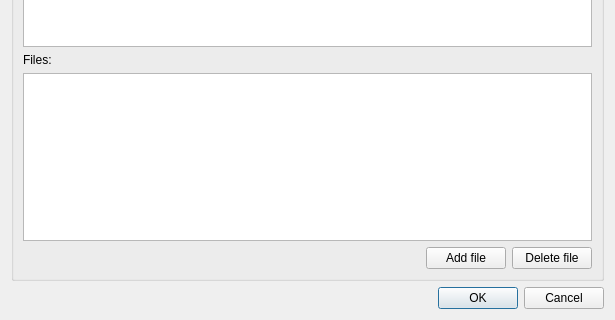
The window that core/ui/shared/visit_event.ui (Giswater/giswater_qgis_plugin) describes before a commit, drawn with Qt 5; both pictures show x 0 to 615 and y 188 to 508 of the 615 by 508 pixel window.
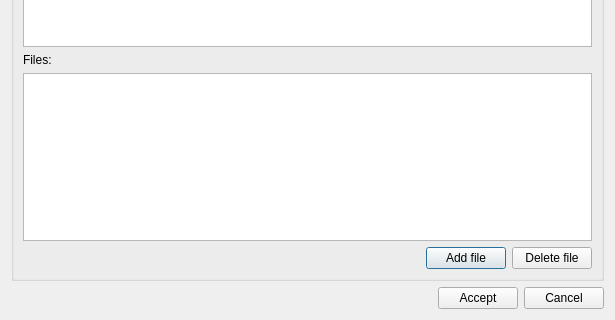
The same window after the commit.

Commit message: feat(visit_event): add lyt_buttons to visit_event.ui add accept, cancel, and btn_help logic in case of dlg.exec_()

```diff
--- a/core/ui/shared/visit_event.ui
+++ b/core/ui/shared/visit_event.ui
@@ -246,7 +246,7 @@
        </layout>
       </item>
       <item>
-       <layout class="QGridLayout" name="lyt_buttons">
+       <layout class="QGridLayout" name="lyt_buttons_file">
         <item row="0" column="0">
          <spacer name="horizontalSpacer">
           <property name="orientation">
@@ -280,11 +280,35 @@
     </widget>
    </item>
    <item row="1" column="0">
-    <widget class="QDialogButtonBox" name="buttonBox">
-     <property name="standardButtons">
-      <set>QDialogButtonBox::Cancel|QDialogButtonBox::Ok</set>
-     </property>
-    </widget>
+    <layout class="QGridLayout" name="lyt_buttons">
+     <item row="0" column="1">
+      <widget class="QPushButton" name="btn_accept">
+       <property name="text">
+        <string>Accept</string>
+       </property>
+      </widget>
+     </item>
+     <item row="0" column="2">
+      <widget class="QPushButton" name="btn_cancel">
+       <property name="text">
+        <string>Cancel</string>
+       </property>
+      </widget>
+     </item>
+     <item row="0" column="0">
+      <spacer name="horizontalSpacer_2">
+       <property name="orientation">
+        <enum>Qt::Horizontal</enum>
+       </property>
+       <property name="sizeHint" stdset="0">
+        <size>
+         <width>40</width>
+         <height>20</height>
+        </size>
+       </property>
+      </spacer>
+     </item>
+    </layout>
    </item>
   </layout>
  </widget>
```
Left out of the diff: 35 changed lines with no effect on the pictures. The commit also changes 1 other file.
